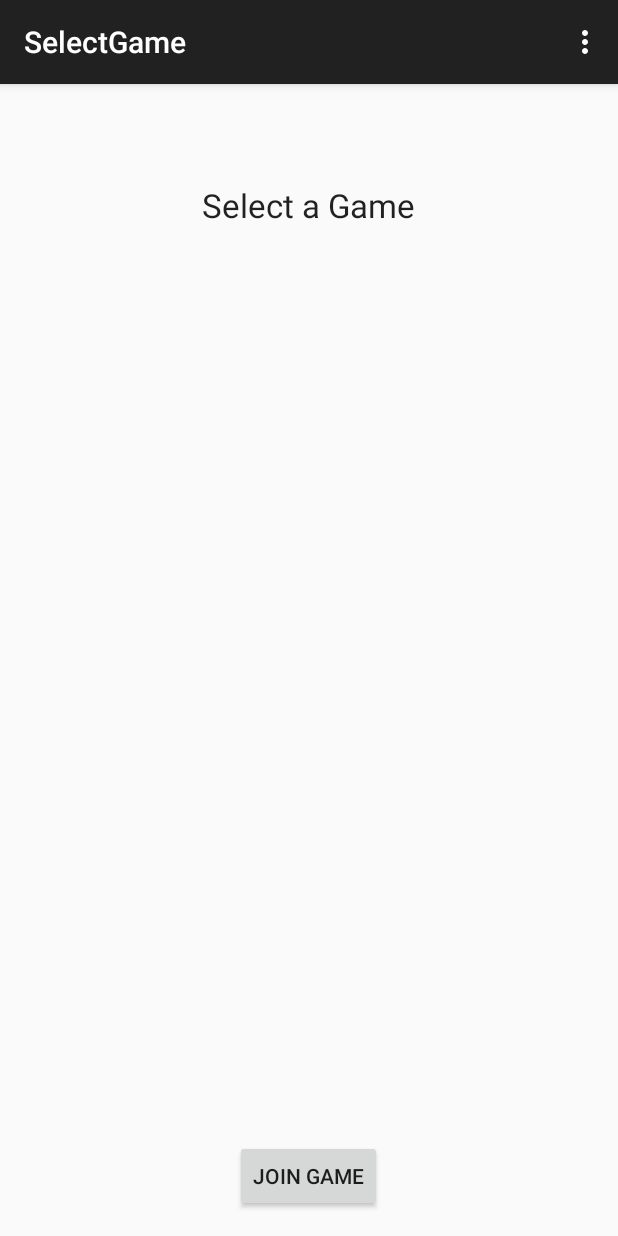
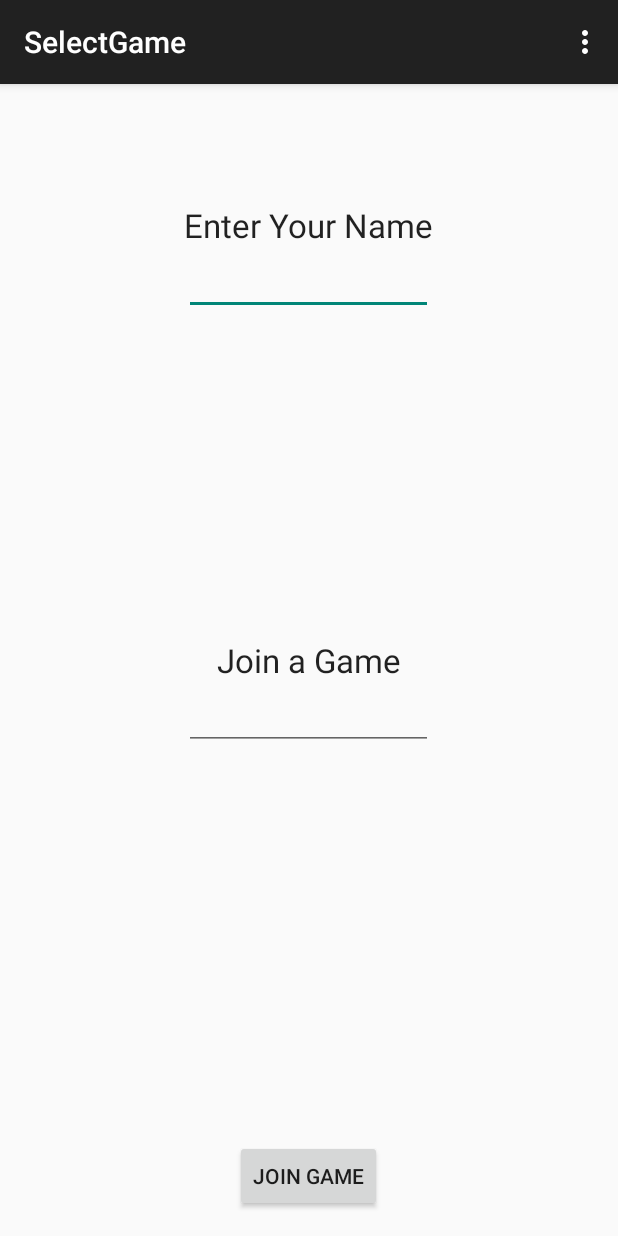
Before and after one commit to timothybranch/nwhacks2015, an Android app: the SelectGame screen opened directly, with no data from a screen before it, on a phone screen of 412 x 824 dp. Run offline under Robolectric (Android 15) with nearby library versions, the phone set to English and light mode, and no system bars.

Commit message:
5:20pm slight updates to SelectGame and its xml file.

```diff
--- a/app/src/main/res/layout/activity_select_game.xml
+++ b/app/src/main/res/layout/activity_select_game.xml
@@ -11,20 +11,10 @@
         android:layout_width="wrap_content"
         android:layout_height="wrap_content"
         android:textAppearance="?android:attr/textAppearanceLarge"
-        android:text="Select a Game"
+        android:text="Join a Game"
         android:id="@+id/textView"
-        android:layout_alignParentTop="true"
-        android:layout_centerHorizontal="true"
-        android:layout_marginTop="50dp" />
-
-    <ListView
-        android:layout_width="wrap_content"
-        android:layout_height="wrap_content"
-        android:id="@+id/listGames"
-        android:choiceMode="singleChoice"
-        android:layout_centerHorizontal="true"
-        android:layout_above="@+id/buttonJoin"
-        android:layout_below="@+id/textView" />
+        android:layout_centerVertical="true"
+        android:layout_centerHorizontal="true" />
 
     <Button
         android:layout_width="wrap_content"
@@ -34,4 +24,34 @@
         android:layout_alignParentBottom="true"
         android:layout_centerHorizontal="true" />
 
+    <TextView
+        android:layout_width="wrap_content"
+        android:layout_height="wrap_content"
+        android:textAppearance="?android:attr/textAppearanceLarge"
+        android:text="Enter Your Name"
+        android:id="@+id/textView4"
+        android:layout_marginTop="63dp"
+        android:layout_alignParentTop="true"
+        android:layout_centerHorizontal="true" />
+
+    <EditText
+        android:layout_width="wrap_content"
+        android:layout_height="wrap_content"
+        android:id="@+id/editText"
+        android:layout_below="@+id/textView4"
+        android:layout_alignLeft="@+id/textView4"
+        android:layout_alignStart="@+id/textView4"
+        android:layout_alignRight="@+id/textView4"
+        android:layout_alignEnd="@+id/textView4" />
+
+    <EditText
+        android:layout_width="wrap_content"
+        android:layout_height="wrap_content"
+        android:id="@+id/editText2"
+        android:layout_below="@+id/textView"
+        android:layout_alignLeft="@+id/editText"
+        android:layout_alignStart="@+id/editText"
+        android:layout_alignRight="@+id/editText"
+        android:layout_alignEnd="@+id/editText" />
+
 </RelativeLayout>
```
